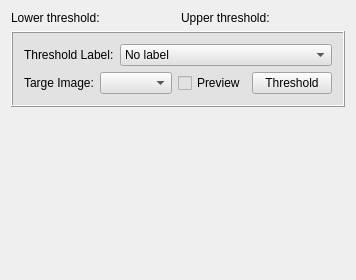
Old version of the form codes/Controller/InteractorStyles/QInteractorStyleThreshold.ui in the repository wuzhuobin/Vessel_Project.
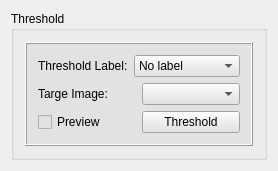
New version of the form. Icons and pictures are not drawn.

Diff of the .ui file:
```diff
--- a/codes/Controller/InteractorStyles/QInteractorStyleThreshold.ui
+++ b/codes/Controller/InteractorStyles/QInteractorStyleThreshold.ui
@@ -6,44 +6,20 @@
    <rect>
     <x>0</x>
     <y>0</y>
-    <width>325</width>
-    <height>280</height>
+    <width>278</width>
+    <height>162</height>
    </rect>
   </property>
   <property name="windowTitle">
    <string>QInteractorStyleThreshold</string>
   </property>
+  <layout class="QVBoxLayout" name="verticalLayout_3">
+   <item>
+    <widget class="QGroupBox" name="groupBox">
+     <property name="title">
+      <string>Threshold</string>
+     </property>
   <layout class="QVBoxLayout" name="verticalLayout_2">
-   <item>
-    <layout class="QHBoxLayout" name="horizontalLayout">
-     <item>
-      <widget class="QLabel" name="label">
-       <property name="sizePolicy">
-        <sizepolicy hsizetype="Preferred" vsizetype="Minimum">
-         <horstretch>0</horstretch>
-         <verstretch>0</verstretch>
-        </sizepolicy>
-       </property>
-       <property name="text">
-        <string>Lower threshold:</string>
-       </property>
-      </widget>
-     </item>
-     <item>
-      <widget class="QLabel" name="label_4">
-       <property name="sizePolicy">
-        <sizepolicy hsizetype="Preferred" vsizetype="Minimum">
-         <horstretch>0</horstretch>
-         <verstretch>0</verstretch>
-        </sizepolicy>
-       </property>
-       <property name="text">
-        <string>Upper threshold:</string>
-       </property>
-      </widget>
-     </item>
-    </layout>
-   </item>
    <item>
     <layout class="QGridLayout" name="gridLayout"/>
    </item>
@@ -166,25 +142,25 @@
        </layout>
       </item>
       <item>
-       <layout class="QHBoxLayout" name="horizontalLayout_2">
-        <item>
+          <layout class="QGridLayout" name="gridLayout_2">
+           <item row="0" column="1">
+            <widget class="QComboBox" name="comboBoxTargeImage"/>
+           </item>
+           <item row="0" column="0">
          <widget class="QLabel" name="label_62">
           <property name="text">
            <string>Targe Image:</string>
           </property>
          </widget>
         </item>
-        <item>
-         <widget class="QComboBox" name="comboBoxTargeImage"/>
-        </item>
-        <item>
+           <item row="1" column="0">
          <widget class="QCheckBox" name="checkBoxPreview">
           <property name="text">
            <string>Preview</string>
           </property>
          </widget>
         </item>
-        <item>
+           <item row="1" column="1">
          <widget class="QPushButton" name="pushButtonThreshold">
           <property name="text">
            <string>Threshold</string>
@@ -196,6 +172,9 @@
      </layout>
     </widget>
    </item>
+     </layout>
+    </widget>
+   </item>
    <item>
     <spacer name="verticalSpacer">
      <property name="orientation">
@@ -204,7 +183,7 @@
      <property name="sizeHint" stdset="0">
       <size>
        <width>20</width>
-       <height>40</height>
+       <height>7</height>
       </size>
      </property>
     </spacer>
```
Lines whose indentation alone changed are shown as unchanged.
